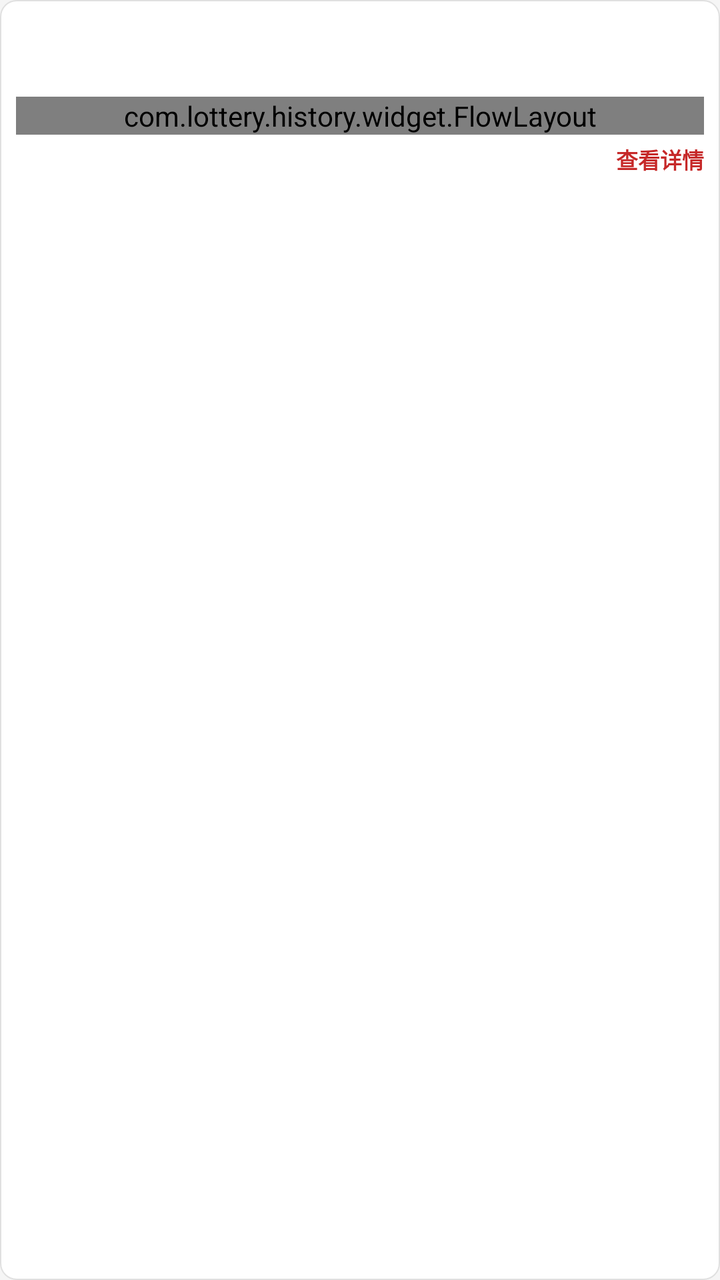
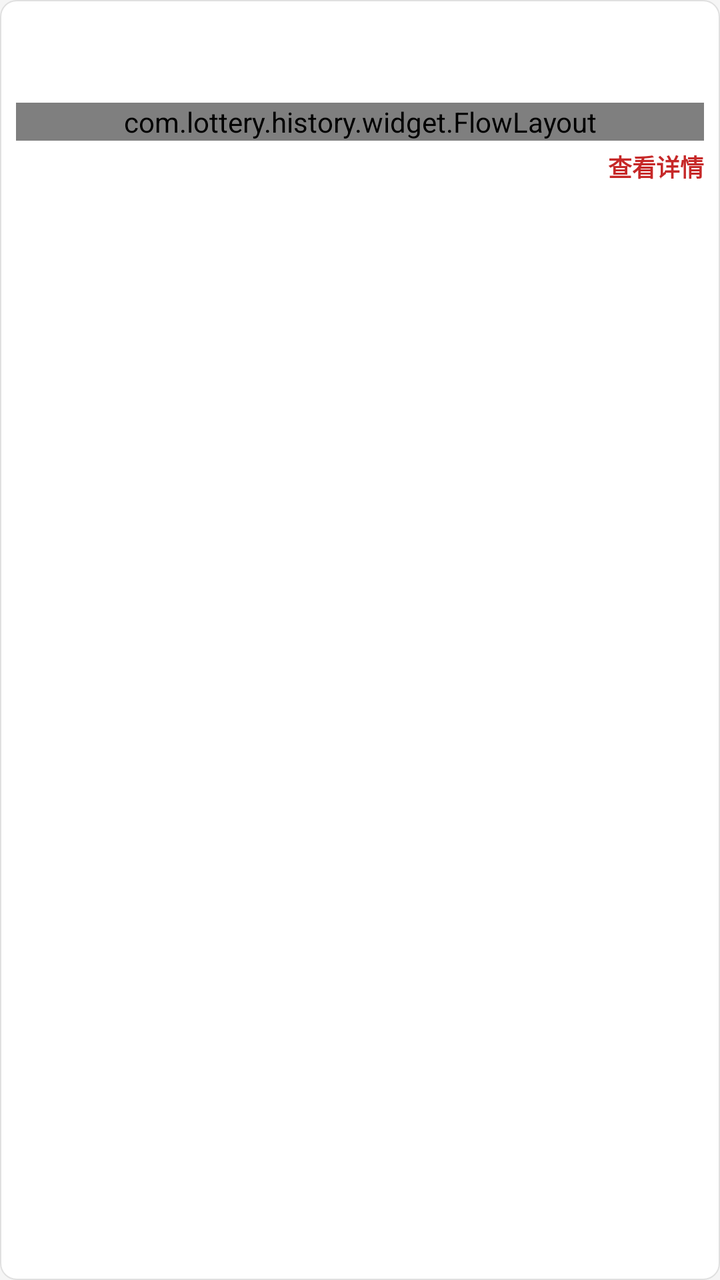

Screens rendered from an Android XML layout before and after an edit, with the pre-edit source and the edit as a unified diff.
<!-- AndroidManifest.xml: application theme Theme.LotteryHistory -->
<!-- res/layout/item_latest_draw_card.xml -->
<?xml version="1.0" encoding="utf-8"?>
<LinearLayout xmlns:android="http://schemas.android.com/apk/res/android"
    android:layout_width="wrap_content"
    android:layout_height="wrap_content"
    android:orientation="vertical"
    android:layout_marginStart="6dp"
    android:layout_marginEnd="6dp"
    android:layout_marginTop="6dp"
    android:layout_marginBottom="6dp"
    android:background="@drawable/bg_lottery_card"
    android:clickable="true"
    android:focusable="true"
    android:foreground="?attr/selectableItemBackground"
    android:padding="8dp"
    android:minWidth="170dp">

    
    <LinearLayout
        android:layout_width="match_parent"
        android:layout_height="wrap_content"
        android:orientation="horizontal"
        android:gravity="center_vertical">

        <TextView
            android:id="@+id/tvLotteryName"
            android:layout_width="wrap_content"
            android:layout_height="wrap_content"
            android:textColor="@color/primary_red"
            android:textSize="13sp"
            android:textStyle="bold"
            android:maxLines="1"
            android:ellipsize="end" />

        <TextView
            android:id="@+id/tvIssue"
            android:layout_width="0dp"
            android:layout_height="wrap_content"
            android:layout_weight="1"
            android:layout_marginStart="4dp"
            android:textColor="@color/text_secondary"
            android:textSize="11sp"
            android:gravity="end"
            android:maxLines="1"
            android:ellipsize="end" />
    </LinearLayout>

    
    <TextView
        android:id="@+id/tvDate"
        android:layout_width="match_parent"
        android:layout_height="wrap_content"
        android:layout_marginTop="2dp"
        android:textColor="@color/text_secondary"
        android:textSize="11sp"
        android:maxLines="1"
        android:ellipsize="end" />

    
    <com.lottery.history.widget.FlowLayout
        android:id="@+id/llBalls"
        android:layout_width="match_parent"
        android:layout_height="wrap_content"
        android:layout_marginTop="6dp"
        android:clipChildren="false"
        android:clipToPadding="false" />

    
    <TextView
        android:id="@+id/tvViewDetail"
        android:layout_width="match_parent"
        android:layout_height="wrap_content"
        android:layout_marginTop="4dp"
        android:gravity="end"
        android:text="查看详情"
        android:textColor="@color/primary_red"
        android:textSize="11sp"
        android:textStyle="bold" />

</LinearLayout>
<!-- resources referenced by this layout -->
<resources>
  <color name="primary_red">#C62828</color>
  <color name="text_secondary">#757575</color>
  <!-- drawable bg_lottery_card (drawable) -->
  <?xml version="1.0" encoding="utf-8"?>
  <shape xmlns:android="http://schemas.android.com/apk/res/android">
      <solid android:color="@android:color/white" />
      <corners android:radius="8dp" />
      <stroke
          android:width="0.5dp"
          android:color="#E0E0E0" />
  </shape>
  <style name="Theme.LotteryHistory" parent="Theme.MaterialComponents.Light.NoActionBar">
          <item name="colorPrimary">@color/primary_red</item>
          <item name="colorPrimaryDark">@color/primary_red</item>
          <item name="colorAccent">@color/primary_red</item>
          <item name="android:windowBackground">@color/bg_light</item>
      </style>
  <color name="bg_light">#F5F5F5</color>
</resources>

<!-- the commit's change to res/layout/item_latest_draw_card.xml (unified diff, before → after) -->
@@ -26,7 +26,7 @@
             android:layout_width="wrap_content"
             android:layout_height="wrap_content"
             android:textColor="@color/primary_red"
-            android:textSize="13sp"
+            android:textSize="14sp"
             android:textStyle="bold"
             android:maxLines="1"
             android:ellipsize="end" />
@@ -38,7 +38,7 @@
             android:layout_weight="1"
             android:layout_marginStart="4dp"
             android:textColor="@color/text_secondary"
-            android:textSize="11sp"
+            android:textSize="12sp"
             android:gravity="end"
             android:maxLines="1"
             android:ellipsize="end" />
@@ -51,9 +51,32 @@
         android:layout_height="wrap_content"
         android:layout_marginTop="2dp"
         android:textColor="@color/text_secondary"
-        android:textSize="11sp"
+        android:textSize="12sp"
         android:maxLines="1"
         android:ellipsize="end" />
+
+    
+    <TextView
+        android:id="@+id/tvTier"
+        android:layout_width="wrap_content"
+        android:layout_height="wrap_content"
+        android:layout_marginTop="4dp"
+        android:textColor="#C62828"
+        android:textSize="16sp"
+        android:textStyle="bold"
+        android:visibility="gone" />
+
+    
+    <TextView
+        android:id="@+id/tvPrizeInfo"
+        android:layout_width="match_parent"
+        android:layout_height="wrap_content"
+        android:layout_marginTop="2dp"
+        android:textColor="#212121"
+        android:textSize="14sp"
+        android:textStyle="bold"
+        android:maxLines="2"
+        android:visibility="gone" />
 
     
     <com.lottery.history.widget.FlowLayout
@@ -73,7 +96,7 @@
         android:gravity="end"
         android:text="查看详情"
         android:textColor="@color/primary_red"
-        android:textSize="11sp"
+        android:textSize="12sp"
         android:textStyle="bold" />
 
 </LinearLayout>
